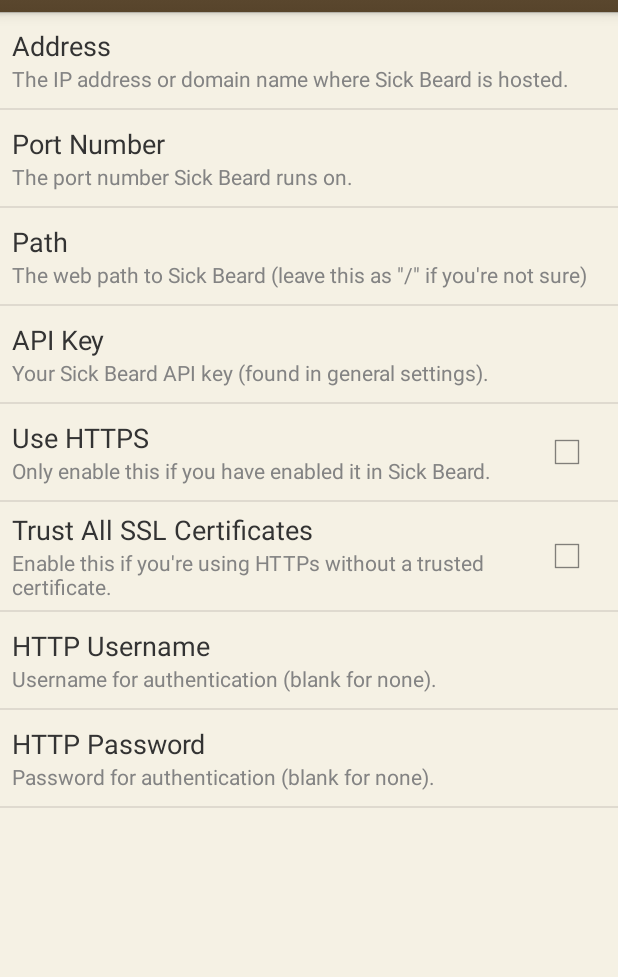
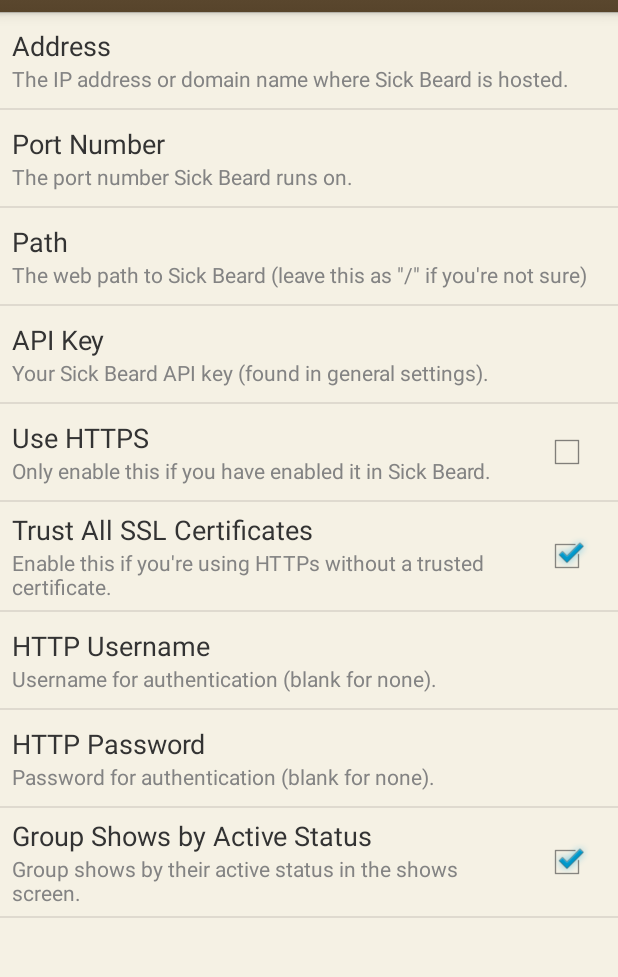
Before and after one commit to rastating/DroidBeard, an Android app: the screen it shows after launch (MainActivity), after a tap on "Setup Now", on a phone screen of 412 x 824 dp, the part 60-1037 px from its top. Run offline under Robolectric (Android 15) with nearby library versions, the phone set to English and light mode, and no system bars; 2 statements that could not run were skipped.

Commit message:
Made status grouping configurable

```diff
--- a/app/build.gradle
+++ b/app/build.gradle
@@ -7,8 +7,8 @@ android {
         applicationId 'com.rastating.droidbeard'
         minSdkVersion 15
         targetSdkVersion 15
-        versionCode 1200
-        versionName '1.2'
+        versionCode 1300
+        versionName '1.3.0'
     }
     buildTypes {
         release {
--- a/app/src/main/java/com/rastating/droidbeard/Preferences.java
+++ b/app/src/main/java/com/rastating/droidbeard/Preferences.java
@@ -37,6 +37,7 @@ public class Preferences {
     public final static String ACKNOWLEDGED_SHOW_ADDING_HELP = "acknowledged_show_adding_help";
     public final static String HTTP_USERNAME = "http_username";
     public final static String HTTP_PASSWORD = "http_password";
+    public final static String GROUP_INACTIVE_SHOWS = "group_inactive_shows";
 
     private Context mContext;
 
@@ -68,6 +69,17 @@ public class Preferences {
 
             putString(Preferences.V1_SICKBEARD_URL, null);
         }
+
+        // Set trust all certificates to true if migrating to v1.2
+        SharedPreferences preferences = PreferenceManager.getDefaultSharedPreferences(mContext);
+        if (!preferences.contains(Preferences.TRUST_ALL_CERTIFICATES)) {
+            putBoolean(Preferences.TRUST_ALL_CERTIFICATES, true);
+        }
+
+        // Set status grouping to true if migrating to v1.3
+        if (!preferences.contains(Preferences.GROUP_INACTIVE_SHOWS)) {
+            putBoolean(Preferences.GROUP_INACTIVE_SHOWS, true);
+        }
     }
 
     public String getAddress() {
@@ -80,6 +92,11 @@ public class Preferences {
         SharedPreferences preferences = PreferenceManager.getDefaultSharedPreferences(mContext);
         String key = preferences.getString(API_KEY, null);
         return key != null ? key.trim() : null;
+    }
+
+    public boolean getGroupInactiveShows() {
+        SharedPreferences preferences = PreferenceManager.getDefaultSharedPreferences(mContext);
+        return preferences.getBoolean(Preferences.GROUP_INACTIVE_SHOWS, true);
     }
 
     public String getHttpUsername() {
--- a/app/src/main/res/xml/preferences.xml
+++ b/app/src/main/res/xml/preferences.xml
@@ -63,4 +63,8 @@
         android:title="HTTP Password"
         android:password="true" />
 
+    <CheckBoxPreference
+        android:key="group_inactive_shows"
+        android:summary="Group shows by their active status in the shows screen."
+        android:title="Group Shows by Active Status" />
 </PreferenceScreen>
```
Also changed, not shown: app/src/main/java/com/rastating/droidbeard/adapters/TVShowSummaryAdapter.java (+15 -5 lines).
